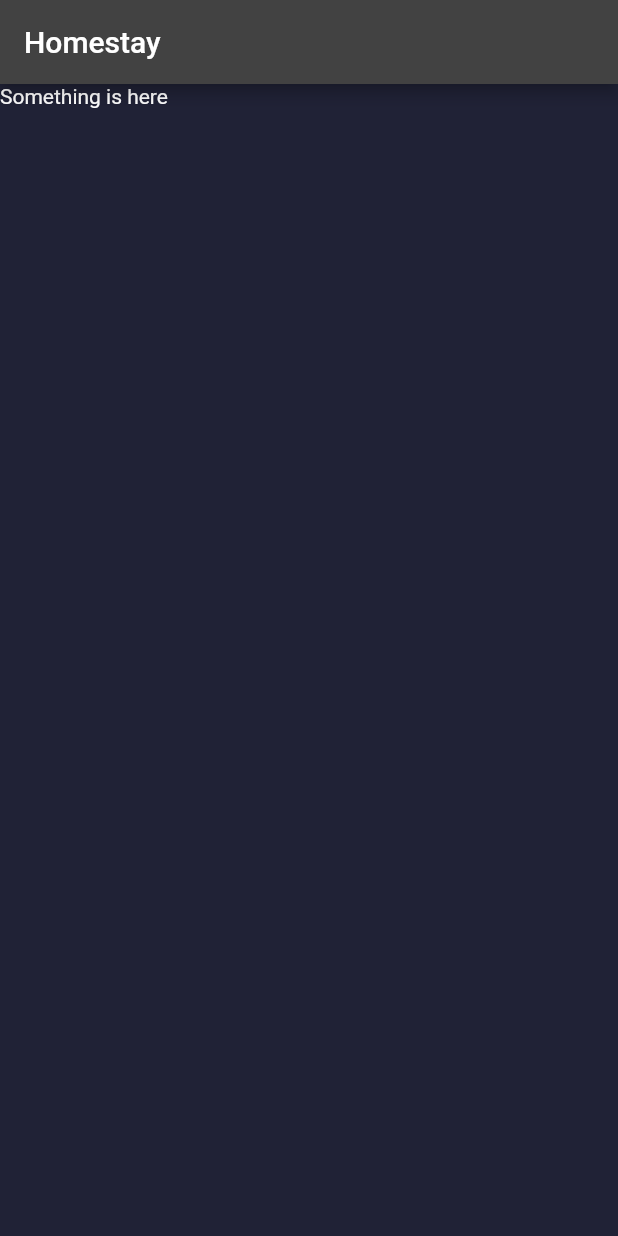
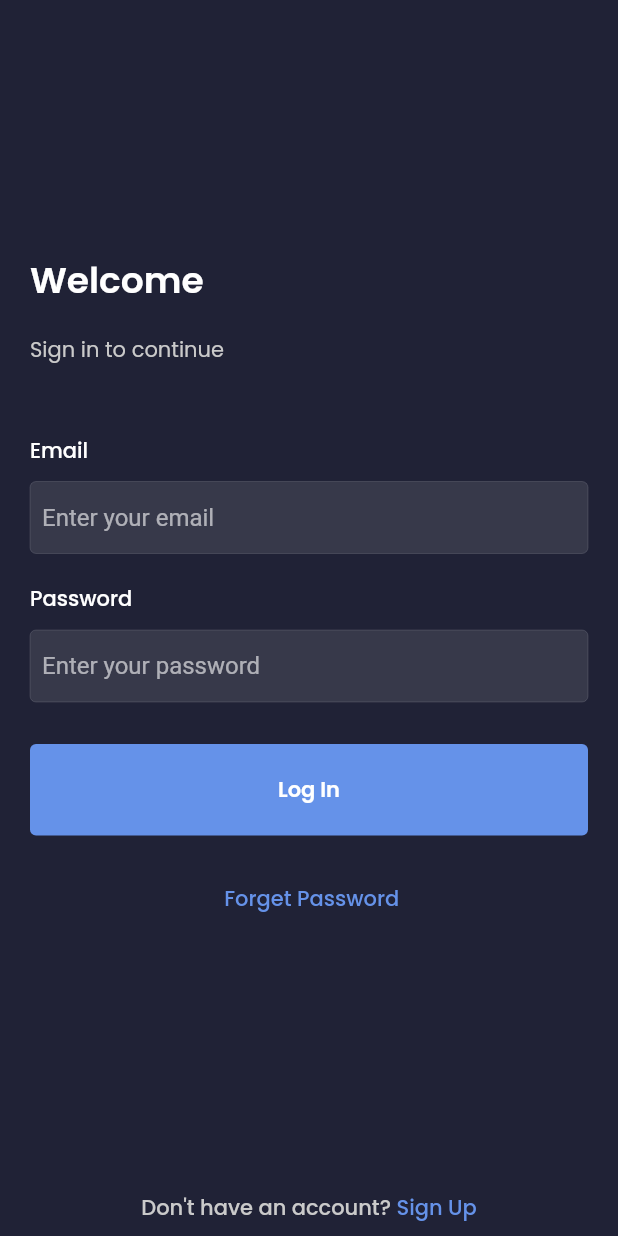
Before and after one commit to missionshrestha/Homestay, a Flutter app: the screen it shows after launch, on a phone screen of 412 x 824 dp. Run offline on Flutter 3.47's test engine with Material 2 defaults, Android fonts, the phone set to English and light mode, and no system bars; our stand-ins replace google_fonts.

Commit message:
Done Login Screen Layout

```diff
--- a/lib/main.dart
+++ b/lib/main.dart
@@ -1,4 +1,5 @@
 import 'package:flutter/material.dart';
+import 'package:homestay/screens/login_screen.dart';
 import 'package:homestay/utils/colors.dart';
 
 void main() {
@@ -17,12 +18,13 @@
       theme: ThemeData.dark().copyWith(
         scaffoldBackgroundColor: mobileBackgroundColorDark,
       ),
-      home: Scaffold(
-        appBar: AppBar(
-          title: const Text("Homestay"),
-        ),
-        body: const Text("Something is here"),
-      ),
+      // home: Scaffold(
+      //   appBar: AppBar(
+      //     title: const Text("Homestay"),
+      //   ),
+      //   body: const Text("Something is here"),
+      // ),
+      home: LoginScreen(),
     );
   }
 }
--- /dev/null
+++ b/lib/screens/login_screen.dart
@@ -0,0 +1,203 @@
+import 'package:flutter/material.dart';
+import 'package:google_fonts/google_fonts.dart';
+
+import '../widgets/text_field_input.dart';
+
+class LoginScreen extends StatefulWidget {
+  const LoginScreen({Key? key}) : super(key: key);
+
+  @override
+  State<LoginScreen> createState() => _LoginScreenState();
+}
+
+class _LoginScreenState extends State<LoginScreen> {
+  final TextEditingController _emailController = TextEditingController();
+  final TextEditingController _passwordController = TextEditingController();
+  final bool _isLoading = false;
+
+  @override
+  void dispose() {
+    super.dispose();
+    _emailController.dispose();
+    _passwordController.dispose();
+  }
+
+  @override
+  Widget build(BuildContext context) {
+    return Scaffold(
+      body: SafeArea(
+        child: Container(
+          padding: const EdgeInsets.symmetric(horizontal: 20),
+          width: double.infinity,
+          child:
+              Column(crossAxisAlignment: CrossAxisAlignment.start, children: [
+            Flexible(
+              flex: 1,
+              child: Container(),
+            ),
+            // text field input for email
+            Text(
+              "Welcome",
+              style: GoogleFonts.poppins(
+                textStyle:
+                    const TextStyle(fontSize: 24, fontWeight: FontWeight.w600),
+              ),
+            ),
+            const SizedBox(
+              height: 18,
+            ),
+            Text(
+              "Sign in to continue",
+              textAlign: TextAlign.right,
+              style: GoogleFonts.poppins(
+                textStyle: const TextStyle(
+                  fontSize: 14,
+                  fontWeight: FontWeight.w400,
+                  color: Color.fromRGBO(202, 202, 202, 1),
+                ),
+              ),
+            ),
+            const SizedBox(
+              height: 46,
+            ),
+            Text(
+              "Email",
+              style: GoogleFonts.poppins(
+                textStyle:
+                    const TextStyle(fontSize: 14, fontWeight: FontWeight.w500),
+              ),
+            ),
+            const SizedBox(
+              height: 10,
+            ),
+            TextFieldInput(
+              textEditingController: _emailController,
+              hintText: "Enter your email",
+              textInputType: TextInputType.text,
+            ),
+            const SizedBox(
+              height: 20,
+            ),
+            //Text field input for password
+            Text(
+              "Password",
+              style: GoogleFonts.poppins(
+                textStyle:
+                    const TextStyle(fontSize: 14, fontWeight: FontWeight.w500),
+              ),
+            ),
+            const SizedBox(
+              height: 10,
+            ),
+            TextFieldInput(
+              textEditingController: _passwordController,
+              hintText: "Enter your password",
+              textInputType: TextInputType.text,
+              isPass: true,
+            ),
+            const SizedBox(
+              height: 28,
+            ),
+            // button login
+            //button Login
+            InkWell(
+              onTap: () => {},
+              child: Container(
+                width: double.infinity,
+                alignment: Alignment.center,
+                padding: const EdgeInsets.symmetric(vertical: 20),
+                decoration: const ShapeDecoration(
+                  shape: RoundedRectangleBorder(
+                    borderRadius: BorderRadius.all(
+                      Radius.circular(4),
+                    ),
+                  ),
+                  color: Color.fromRGBO(101, 146, 233, 1),
+                ),
+                child: _isLoading
+                    ? const Center(
+                        child: SizedBox(
+                          height: 20,
+                          width: 20,
+                          child: CircularProgressIndicator(
+                            color: Color.fromRGBO(255, 255, 255, 1),
+                          ),
+                        ),
+                      )
+                    : Text(
+                        "Log In",
+                        style: GoogleFonts.poppins(
+                          textStyle: const TextStyle(
+                            fontWeight: FontWeight.w600,
+                            fontSize: 14,
+                          ),
+                        ),
+                      ),
+              ),
+            ),
+            const SizedBox(
+              height: 24,
+            ),
+            GestureDetector(
+              onTap: () => {},
+              child: Container(
+                padding: const EdgeInsets.symmetric(vertical: 8),
+                width: double.infinity,
+                child: Text(
+                  " Forget Password",
+                  textAlign: TextAlign.center,
+                  style: GoogleFonts.poppins(
+                    textStyle: const TextStyle(
+                      fontSize: 14,
+                      fontWeight: FontWeight.w500,
+                      color: Color.fromRGBO(101, 146, 233, 1),
+                    ),
+                  ),
+                ),
+              ),
+            ),
+            // transitioning to signing up
+            Flexible(
+              flex: 1,
+              child: Container(),
+            ),
+            Row(
+              mainAxisAlignment: MainAxisAlignment.center,
+              children: [
+                Container(
+                  padding: const EdgeInsets.symmetric(vertical: 8),
+                  child: Text(
+                    "Don't have an account?",
+                    style: GoogleFonts.poppins(
+                      textStyle: const TextStyle(
+                        fontSize: 14,
+                        fontWeight: FontWeight.w500,
+                        color: Color.fromRGBO(202, 202, 202, 1),
+                      ),
+                    ),
+                  ),
+                ),
+                GestureDetector(
+                  onTap: () => {},
+                  child: Container(
+                    padding: const EdgeInsets.symmetric(vertical: 8),
+                    child: Text(
+                      " Sign Up",
+                      style: GoogleFonts.poppins(
+                        textStyle: const TextStyle(
+                          fontSize: 14,
+                          fontWeight: FontWeight.w500,
+                          color: Color.fromRGBO(101, 146, 233, 1),
+                        ),
+                      ),
+                    ),
+                  ),
+                ),
+              ],
+            )
+          ]),
+        ),
+      ),
+    );
+  }
+}
--- /dev/null
+++ b/lib/widgets/text_field_input.dart
@@ -0,0 +1,35 @@
+import 'package:flutter/material.dart';
+
+class TextFieldInput extends StatelessWidget {
+  final TextEditingController textEditingController;
+  final bool isPass;
+  final String hintText;
+  final TextInputType textInputType;
+  const TextFieldInput(
+      {Key? key,
+      required this.textEditingController,
+      required this.hintText,
+      this.isPass = false,
+      required this.textInputType})
+      : super(key: key);
+
+  @override
+  Widget build(BuildContext context) {
+    final inputBorder =
+        OutlineInputBorder(borderSide: Divider.createBorderSide(context));
+    return TextField(
+      controller: textEditingController,
+      decoration: InputDecoration(
+        hintText: hintText,
+        border:
+            OutlineInputBorder(borderSide: Divider.createBorderSide(context)),
+        focusedBorder: inputBorder,
+        enabledBorder: inputBorder,
+        filled: true,
+        contentPadding: const EdgeInsets.all(8),
+      ),
+      keyboardType: textInputType,
+      obscureText: isPass,
+    );
+  }
+}
--- a/pubspec.yaml
+++ b/pubspec.yaml
@@ -31,6 +31,7 @@
   cloud_firestore: ^3.4.3
   firebase_auth: ^3.6.2
   firebase_storage: ^10.3.4
+  google_fonts: ^3.0.1
   flutter:
     sdk: flutter
 
```
Also changed, not shown: pubspec.lock, 36 other files.
